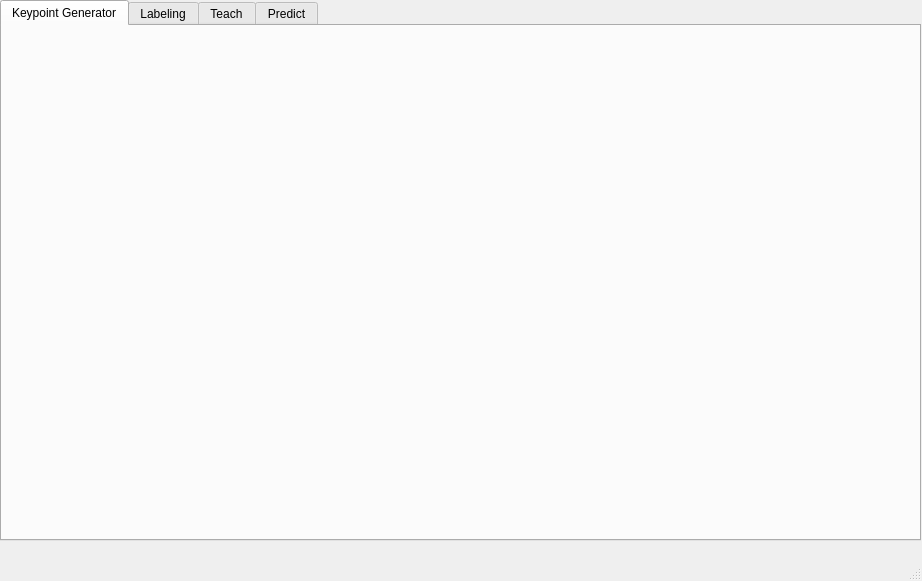
Before: the Qt Designer form mainwindow.ui in Za012/MMA-Posture, drawn with Qt 5.
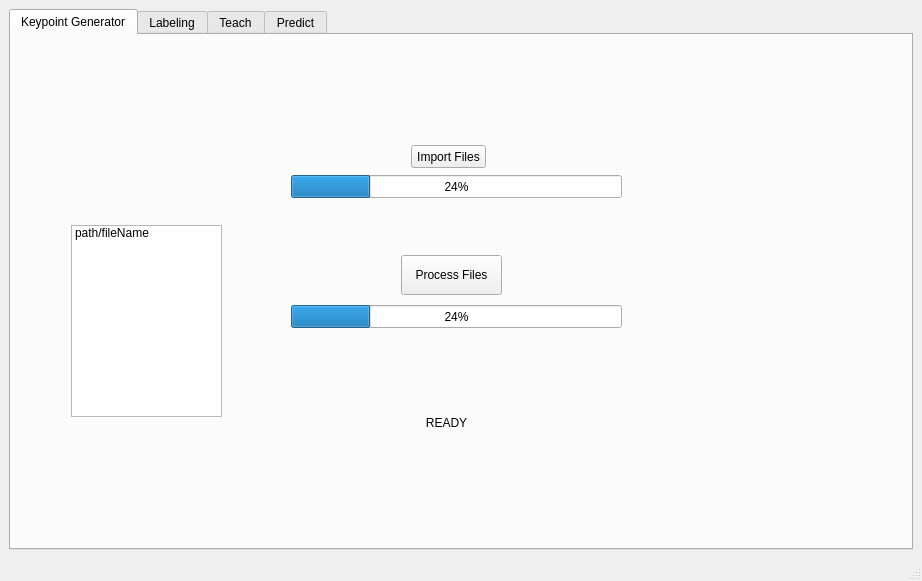
After: the same form once the commit is applied.

Commit message: Created basic gui and a working button eventhandler

What changed in the file:
```diff
--- a/mainwindow.ui
+++ b/mainwindow.ui
@@ -14,15 +14,9 @@
    <string>MMA Posture Labeler</string>
   </property>
   <widget class="QWidget" name="centralwidget">
+   <layout class="QGridLayout" name="gridLayout">
+    <item row="0" column="0">
    <widget class="QTabWidget" name="tabWidget">
-    <property name="geometry">
-     <rect>
-      <x>0</x>
-      <y>0</y>
-      <width>921</width>
-      <height>541</height>
-     </rect>
-    </property>
     <property name="currentIndex">
      <number>0</number>
     </property>
@@ -30,6 +24,89 @@
      <attribute name="title">
       <string>Keypoint Generator</string>
      </attribute>
+       <widget class="QPushButton" name="import_button">
+        <property name="geometry">
+         <rect>
+          <x>400</x>
+          <y>110</y>
+          <width>75</width>
+          <height>23</height>
+         </rect>
+        </property>
+        <property name="text">
+         <string>Import Files</string>
+        </property>
+       </widget>
+       <widget class="QPushButton" name="process_button">
+        <property name="geometry">
+         <rect>
+          <x>390</x>
+          <y>220</y>
+          <width>101</width>
+          <height>40</height>
+         </rect>
+        </property>
+        <property name="text">
+         <string>Process Files</string>
+        </property>
+       </widget>
+       <widget class="QProgressBar" name="openpose_progress">
+        <property name="geometry">
+         <rect>
+          <x>280</x>
+          <y>270</y>
+          <width>331</width>
+          <height>23</height>
+         </rect>
+        </property>
+        <property name="value">
+         <number>24</number>
+        </property>
+       </widget>
+       <widget class="QProgressBar" name="import_progress">
+        <property name="geometry">
+         <rect>
+          <x>280</x>
+          <y>140</y>
+          <width>331</width>
+          <height>23</height>
+         </rect>
+        </property>
+        <property name="value">
+         <number>24</number>
+        </property>
+       </widget>
+       <widget class="QLabel" name="status_label">
+        <property name="geometry">
+         <rect>
+          <x>410</x>
+          <y>380</y>
+          <width>51</width>
+          <height>16</height>
+         </rect>
+        </property>
+        <property name="text">
+         <string>READY</string>
+        </property>
+        <property name="alignment">
+         <set>Qt::AlignCenter</set>
+        </property>
+       </widget>
+       <widget class="QListWidget" name="filepaths_list">
+        <property name="geometry">
+         <rect>
+          <x>60</x>
+          <y>190</y>
+          <width>151</width>
+          <height>192</height>
+         </rect>
+        </property>
+        <item>
+         <property name="text">
+          <string>path/fileName</string>
+         </property>
+        </item>
+       </widget>
     </widget>
     <widget class="QWidget" name="labeler">
      <attribute name="title">
@@ -47,6 +124,8 @@
      </attribute>
     </widget>
    </widget>
+    </item>
+   </layout>
   </widget>
   <widget class="QMenuBar" name="menubar">
    <property name="geometry">
```
Lines whose indentation alone changed are shown as unchanged. The commit also changes 11 other files.
